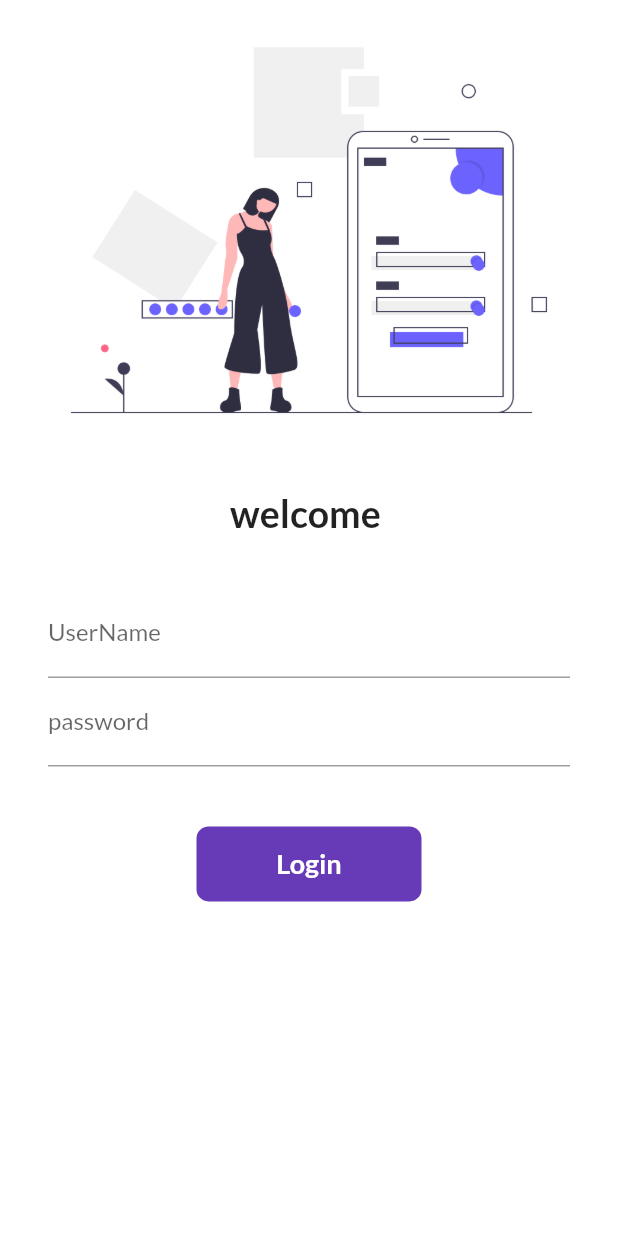
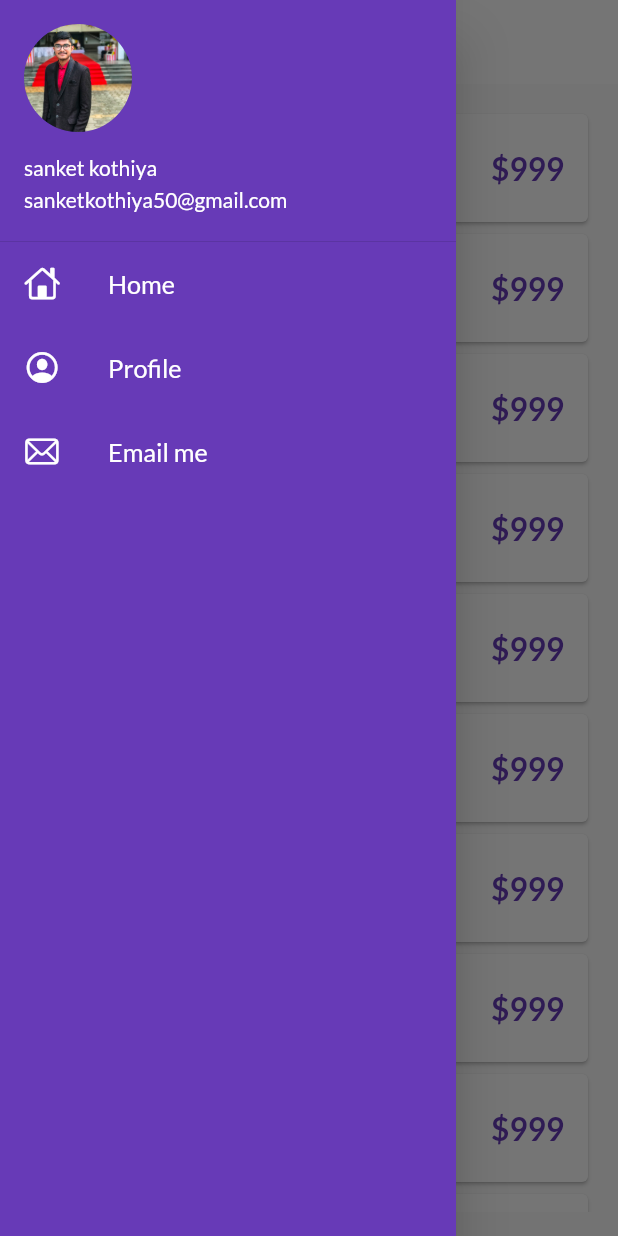
Before and after one commit to sanketkothiya/flutter, a Flutter app: the screen it shows after launch, with the side drawer open (before the commit the screen has no drawer), on a phone screen of 412 x 824 dp. Run offline on Flutter 3.47's test engine with Material 2 defaults, Android fonts, the phone set to English and light mode, and no system bars; our stand-ins replace google_fonts; missing offline and left inert: dart:ffi.

Commit message:
add product data

```diff
--- a/lib/main.dart
+++ b/lib/main.dart
@@ -1,5 +1,6 @@
 import 'package:flutter/material.dart';
 import 'package:flutter_application_1/utils/routes.dart';
+import 'package:flutter_application_1/widgets/theme.dart';
 import 'package:google_fonts/google_fonts.dart';
 import 'package:flutter/src/material/colors.dart';
 
@@ -21,11 +22,10 @@ class MyApp extends StatelessWidget {
       // darkTheme: ThemeData(
       //   brightness: Brightness.dark,
       // )
-      theme: ThemeData(
-        primarySwatch: Colors.deepPurple,
-        // primaryTextTheme:GoogleFonts.latoTextTheme(),
-        fontFamily: GoogleFonts.lato().fontFamily,
-      ),
+      theme: MyTheme.lightTheme(context),
+      // darkTheme: MyTheme.DarkTheme(context),
+      debugShowCheckedModeBanner: false,
+      initialRoute: MyRoutes.homeRoute,
       routes: {
         "/": (context) => LoginPage(),
         MyRoutes.homeRoute: (context) => Homepage(),
--- /dev/null
+++ b/lib/models/catalog.dart
@@ -0,0 +1,28 @@
+class CatalogModel {
+  static final items = [
+    Item(
+        id: 1,
+        name: "iphone 11",
+        desc: "Apple new launch",
+        price: 999,
+        color: "#33505a",
+        image: "assests/images/1.jpg")
+  ];
+}
+
+class Item {
+  final int id;
+  final String name;
+  final String desc;
+  final num price;
+  final String color;
+  final String image;
+
+  Item(
+      {required this.id,
+      required this.name,
+      required this.desc,
+      required this.price,
+      required this.color,
+      required this.image});
+}
--- a/lib/pages/home_page.dart
+++ b/lib/pages/home_page.dart
@@ -1,20 +1,32 @@
 import 'package:flutter/material.dart';
+import 'package:flutter_application_1/models/catalog.dart';
+import 'package:flutter_application_1/widgets/drawer.dart';
+import 'package:flutter_application_1/widgets/item_widget.dart';
 
 class Homepage extends StatelessWidget {
   // const Homepage({Key? key}) : super(key: key);
 
   @override
   Widget build(BuildContext context) {
+    final dummylist = List.generate(50, (index) => CatalogModel.items[0]);
     return Scaffold(
       appBar: AppBar(
+        // backgroundColor: Colors.white,
+        elevation: 0.0,
         title: Text("catalog app"),
       ),
-      body: Center(
-        child: Container(
-          child: Text("my name is jigar and sanket"),
+      body: Padding(
+        padding: const EdgeInsets.all(16.0),
+        child: ListView.builder(
+          // itemCount: CatalogModel.items.length,
+          itemCount: dummylist.length,
+          itemBuilder: (context, index) {
+            // return ItemWidget(item: CatalogModel.items[index]);
+            return ItemWidget(item: dummylist[index]);
+          },
         ),
       ),
-      drawer: Drawer(),
+      drawer: MyDrawer(),
     );
   }
 }
--- /dev/null
+++ b/lib/widgets/drawer.dart
@@ -0,0 +1,65 @@
+import 'package:flutter/cupertino.dart';
+import 'package:flutter/material.dart';
+
+class MyDrawer extends StatelessWidget {
+  // const My ({ Key? key }) : super(key: key);
+
+  @override
+  Widget build(BuildContext context) {
+    var cupertinoIcons = CupertinoIcons;
+    return Drawer(
+      child: Container(
+        color: Colors.deepPurple,
+        child: ListView(
+          padding: EdgeInsets.zero,
+          children: [
+            DrawerHeader(
+              margin: EdgeInsets.zero,
+              padding: EdgeInsets.zero,
+              child: UserAccountsDrawerHeader(
+                margin: EdgeInsets.zero,
+                accountName: Text("sanket kothiya"),
+                accountEmail: Text("sanketkothiya50@gmail.com"),
+                currentAccountPicture: CircleAvatar(
+                    backgroundImage: AssetImage("assests/images/logo.jpeg")),
+              ),
+            ),
+            ListTile(
+              leading: Icon(
+                CupertinoIcons.home,
+                color: Colors.white,
+              ),
+              title: Text(
+                "Home",
+                textScaleFactor: 1.2,
+                style: TextStyle(color: Colors.white),
+              ),
+            ),
+            ListTile(
+              leading: Icon(
+                CupertinoIcons.profile_circled,
+                color: Colors.white,
+              ),
+              title: Text(
+                "Profile",
+                textScaleFactor: 1.2,
+                style: TextStyle(color: Colors.white),
+              ),
+            ),
+            ListTile(
+              leading: Icon(
+                CupertinoIcons.mail,
+                color: Colors.white,
+              ),
+              title: Text(
+                "Email me",
+                textScaleFactor: 1.2,
+                style: TextStyle(color: Colors.white),
+              ),
+            ),
+          ],
+        ),
+      ),
+    );
+  }
+}
--- /dev/null
+++ b/lib/widgets/item_widget.dart
@@ -0,0 +1,33 @@
+import 'package:flutter/material.dart';
+import 'package:flutter_application_1/models/catalog.dart';
+
+class ItemWidget extends StatelessWidget {
+  final Item item;
+  const ItemWidget({key, required this.item})
+      : assert(item != null),
+        super(key: key);
+
+  @override
+  Widget build(BuildContext context) {
+    return Card(
+      // color: Colors.grey,
+      // shape: StadiumBorder(),
+      child: ListTile(
+        onTap: () {
+          print("${item.name} pressed ");
+        },
+        leading: Image.asset(item.image),
+        title: Text(item.name),
+        subtitle: Text(item.desc),
+        trailing: Text(
+          "\$${item.price}",
+          textScaleFactor: 1.5,
+          style: TextStyle(
+            color: Colors.deepPurple,
+            fontWeight: FontWeight.bold,
+          ),
+        ),
+      ),
+    );
+  }
+}
--- /dev/null
+++ b/lib/widgets/theme.dart
@@ -0,0 +1,19 @@
+import 'package:flutter/material.dart';
+import 'package:google_fonts/google_fonts.dart';
+
+class MyTheme {
+  static ThemeData lightTheme(BuildContext context) => ThemeData(
+      primarySwatch: Colors.deepPurple,
+      // primaryTextTheme:GoogleFonts.latoTextTheme(),
+      fontFamily: GoogleFonts.lato().fontFamily,
+      appBarTheme: AppBarTheme(
+        color: Colors.white,
+        elevation: 0.0,
+        iconTheme: IconThemeData(color: Colors.black),
+        textTheme: Theme.of(context).textTheme,
+      ));
+
+  static ThemeData DarkTheme(BuildContext context) => ThemeData(
+        brightness: Brightness.dark,
+      );
+}
```
Also changed, not shown: assests/images/1.jpg (added), assests/images/2.jpg (added), assests/images/3.jpg (added), assests/images/4.jpg (added), assests/images/5.jpg (added), assests/images/6.jpg (added), assests/images/7.jpg (added), assests/images/logo.jpeg (added).
